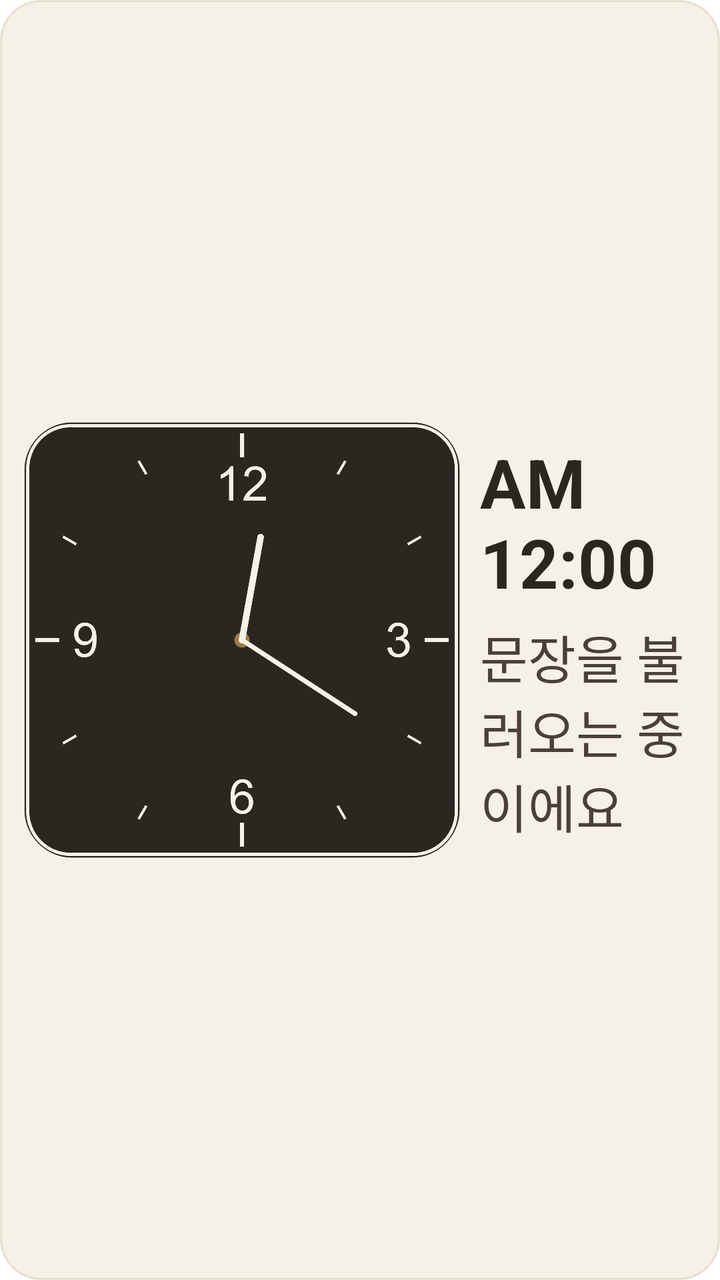
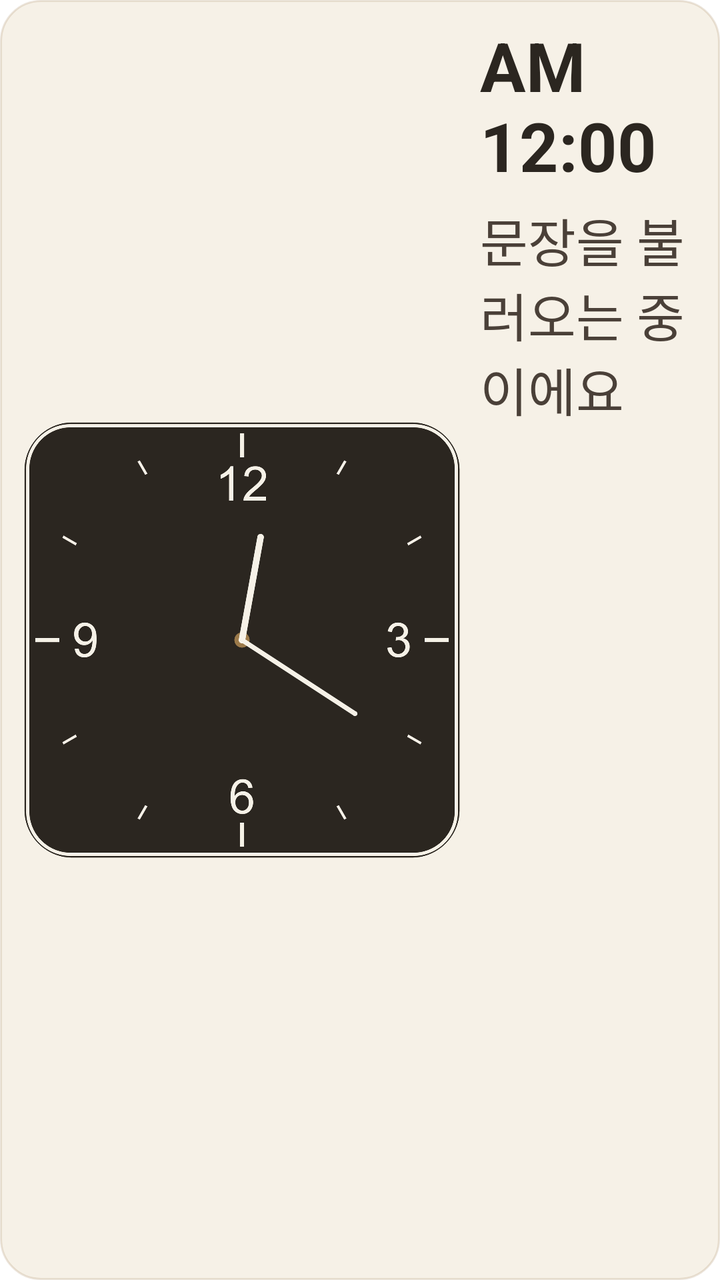

The first picture is an Android layout as it rendered before a commit; the second is the same layout after the commit. The layout source and the unified diff follow.
<!-- AndroidManifest.xml: fallback theme Theme.MaterialComponents.DayNight.NoActionBar -->
<!-- res/layout/widget_medium.xml -->
<?xml version="1.0" encoding="utf-8"?>
<LinearLayout xmlns:android="http://schemas.android.com/apk/res/android"
    android:id="@+id/widget_root"
    android:layout_width="match_parent"
    android:layout_height="match_parent"
    android:orientation="horizontal"
    android:gravity="center_vertical"
    android:background="@drawable/widget_background"
    android:padding="10dp">

    
    <FrameLayout
        android:layout_width="0dp"
        android:layout_height="match_parent"
        android:layout_weight="1">

        <AnalogClock
            android:id="@+id/widget_clock_analog"
            android:layout_width="match_parent"
            android:layout_height="match_parent"
            android:dial="@drawable/widget_clock_dial"
            android:hand_hour="@drawable/widget_clock_hand_hour"
            android:hand_minute="@drawable/widget_clock_hand_minute" />

        <ImageView
            android:id="@+id/widget_clock_hand_alarm"
            android:layout_width="match_parent"
            android:layout_height="match_parent"
            android:src="@drawable/widget_clock_hand_alarm"
            android:visibility="gone"
            android:contentDescription="@null" />

    </FrameLayout>

    <LinearLayout
        android:layout_width="110dp"
        android:layout_height="match_parent"
        android:layout_marginStart="8dp"
        android:orientation="vertical"
        android:gravity="center_vertical">

        <TextClock
            android:id="@+id/widget_clock_text"
            android:layout_width="wrap_content"
            android:layout_height="wrap_content"
            android:format12Hour="a h:mm"
            android:format24Hour="a h:mm"
            android:textSize="34sp"
            android:textStyle="bold"
            android:textColor="#2B2620" />

        <TextView
            android:id="@+id/widget_quote"
            android:layout_width="match_parent"
            android:layout_height="wrap_content"
            android:layout_marginTop="6dp"
            android:text="문장을 불러오는 중이에요"
            android:textSize="26sp"
            android:textColor="#4A4038"
            android:maxLines="3"
            android:ellipsize="end" />

    </LinearLayout>

</LinearLayout>
<!-- resources referenced by this layout -->
<resources>
  <!-- drawable widget_background (drawable) -->
  <?xml version="1.0" encoding="utf-8"?>
  <shape xmlns:android="http://schemas.android.com/apk/res/android">
      <solid android:color="#F6F1E7" />
      <stroke android:width="1dp" android:color="#339C7A4A" />
      <corners android:radius="20dp" />
  </shape>
  <!-- drawable widget_clock_dial: png bitmap (drawable-xxxhdpi, 109927 bytes) -->
  <!-- drawable widget_clock_hand_alarm: png bitmap (drawable-xxxhdpi, 11423 bytes) -->
  <!-- drawable widget_clock_hand_hour: png bitmap (drawable-xxxhdpi, 12305 bytes) -->
  <!-- drawable widget_clock_hand_minute: png bitmap (drawable-xxxhdpi, 12108 bytes) -->
</resources>

<!-- the commit's change to res/layout/widget_medium.xml (unified diff, before → after) -->
@@ -49,16 +49,19 @@
             android:textStyle="bold"
             android:textColor="#2B2620" />
 
+        
         <TextView
             android:id="@+id/widget_quote"
             android:layout_width="match_parent"
-            android:layout_height="wrap_content"
+            android:layout_height="0dp"
+            android:layout_weight="1"
             android:layout_marginTop="6dp"
             android:text="문장을 불러오는 중이에요"
-            android:textSize="26sp"
             android:textColor="#4A4038"
-            android:maxLines="3"
-            android:ellipsize="end" />
+            android:autoSizeTextType="uniform"
+            android:autoSizeMinTextSize="8sp"
+            android:autoSizeMaxTextSize="26sp"
+            android:autoSizeStepGranularity="1sp" />
 
     </LinearLayout>
 
